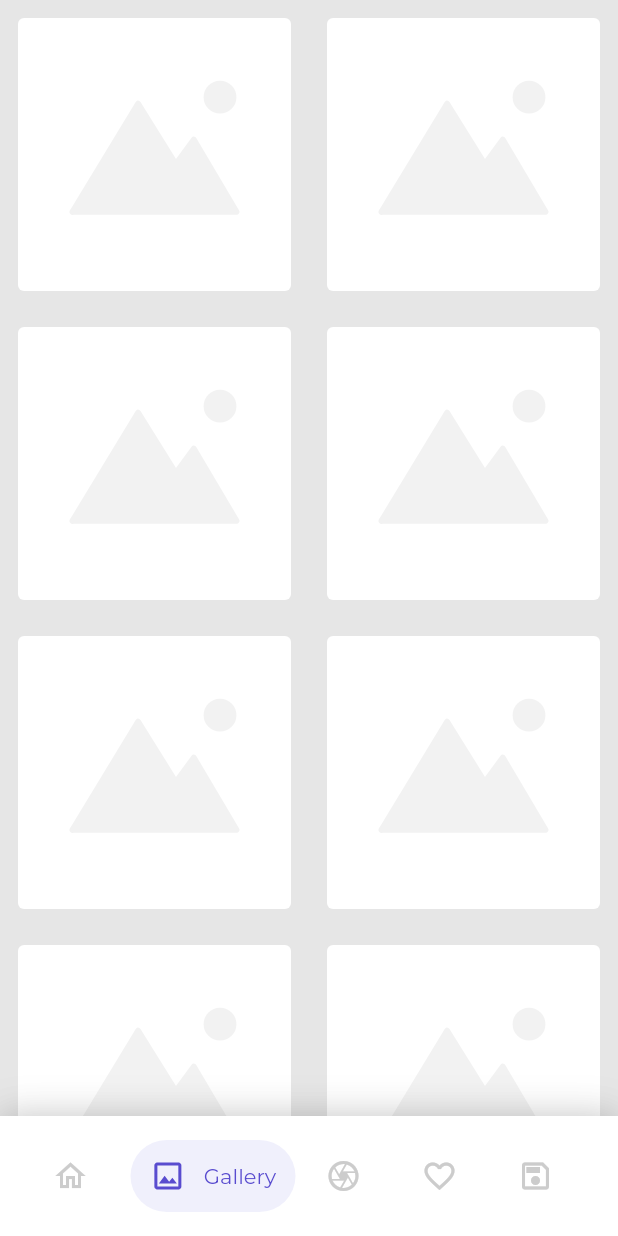
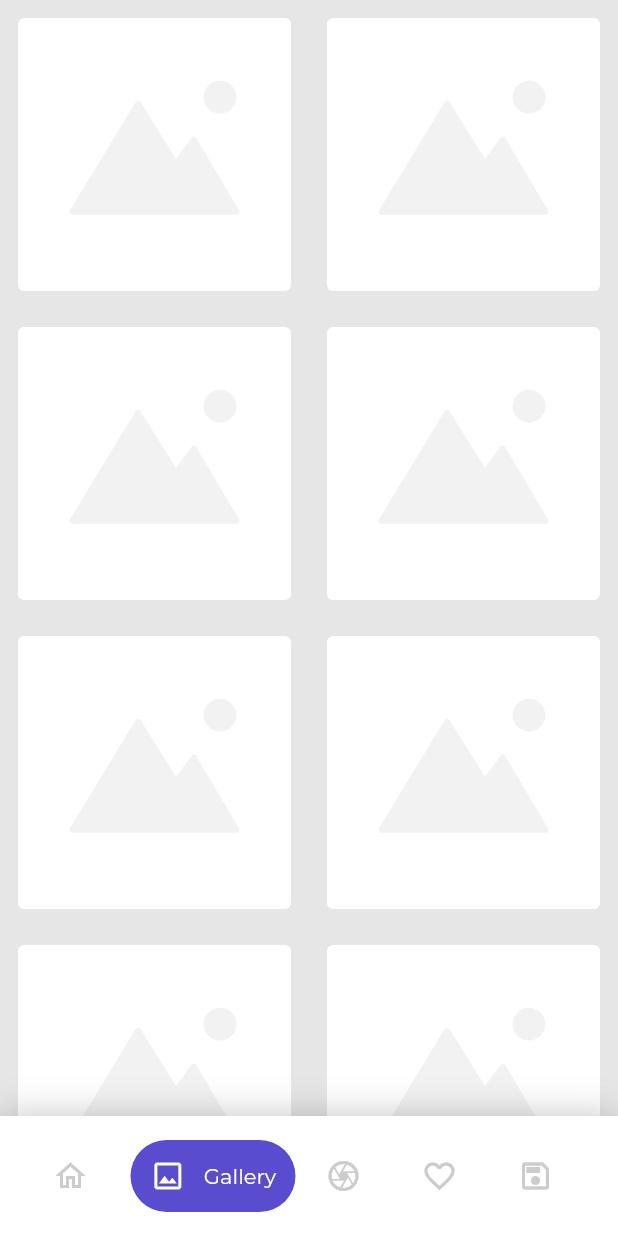
Before and after one commit to gskinnerTeam/flutter_vignettes, a Flutter app: the screen it shows after launch, after a tap on "Gallery", on a phone screen of 412 x 824 dp. Run offline on Flutter 3.47's test engine with Material 2 defaults, Android fonts, the phone set to English and light mode, and no system bars; our stand-ins replace flare_flutter, outline_material_icons; project files that could hold a hidden picture were left out.

Commit message:
bubble_tab: made buttons more vibrant

```diff
--- a/vignettes/bubble_tab_bar/lib/demo.dart
+++ b/vignettes/bubble_tab_bar/lib/demo.dart
@@ -25,11 +25,11 @@ class _BubbleTabBarDemoState extends State<BubbleTabBarDemo> {
   void initState() {
     //Declare some buttons for our tab bar
     _navBarItems = [
-      NavBarItemData("Home", OMIcons.home, 110, Color(0xff01b87d), Color(0xffebf8f3)),
-      NavBarItemData("Gallery", OMIcons.image, 110, Color(0xff594ccf), Color(0xfff0f0fc)),
-      NavBarItemData("Camera", OMIcons.camera, 115, Color(0xff09a8d9), Color(0xffe7f6fb)),
-      NavBarItemData("Likes", OMIcons.favoriteBorder, 100, Color(0xffcf4c7a), Color(0xfffaf0f3)),
-      NavBarItemData("Saved", OMIcons.save, 105, Color(0xfff2873f), Color(0xfffbe9d6)),
+      NavBarItemData("Home", OMIcons.home, 110, Color(0xff01b87d)),
+      NavBarItemData("Gallery", OMIcons.image, 110, Color(0xff594ccf)),
+      NavBarItemData("Camera", OMIcons.camera, 115, Color(0xff09a8d9)),
+      NavBarItemData("Likes", OMIcons.favoriteBorder, 100, Color(0xffcf4c7a)),
+      NavBarItemData("Saved", OMIcons.save, 105, Color(0xfff2873f)),
     ];
 
     //Create the views which will be mapped to the indices for our nav btns
@@ -45,7 +45,7 @@ class _BubbleTabBarDemoState extends State<BubbleTabBarDemo> {
 
   @override
   Widget build(BuildContext context) {
-    var accentColor = _navBarItems[_selectedNavIndex].iconColor;
+    var accentColor = _navBarItems[_selectedNavIndex].selectedColor;
 
     //Create custom navBar, pass in a list of buttons, and listen for tap event
     var navBar = NavBar(
--- a/vignettes/bubble_tab_bar/lib/navbar.dart
+++ b/vignettes/bubble_tab_bar/lib/navbar.dart
@@ -52,9 +52,8 @@ class NavBar extends StatelessWidget {
 class NavBarItemData {
   final String title;
   final IconData icon;
-  final Color bgColor;
-  final Color iconColor;
+  final Color selectedColor;
   final double width;
 
-  NavBarItemData(this.title, this.icon, this.width, this.iconColor, this.bgColor);
+  NavBarItemData(this.title, this.icon, this.width, this.selectedColor);
 }
--- a/vignettes/bubble_tab_bar/lib/navbar_button.dart
+++ b/vignettes/bubble_tab_bar/lib/navbar_button.dart
@@ -55,7 +55,7 @@ class _NavbarButtonState extends State<NavbarButton> with SingleTickerProviderSt
           child: Icon(
             widget.data.icon,
             size: 24,
-            color: widget.isSelected ? widget.data.iconColor : Color(0xffcccccc),
+            color: widget.isSelected ? Colors.white : Color(0xffcccccc),
           ),
         ),
         //Add some hz spacing
@@ -63,7 +63,7 @@ class _NavbarButtonState extends State<NavbarButton> with SingleTickerProviderSt
         //Label
         Text(
           widget.data.title,
-          style: TextStyle(color: widget.data.iconColor, fontFamily: "Montserrat", package: App.pkg),
+          style: TextStyle(color: Colors.white, fontFamily: "Montserrat", package: App.pkg),
         ),
       ],
     );
@@ -84,7 +84,7 @@ class _NavbarButtonState extends State<NavbarButton> with SingleTickerProviderSt
           duration: Duration(milliseconds: (700 / _animScale).round()),
           //Use BoxDecoration top create a rounded container
           decoration: BoxDecoration(
-            color: widget.isSelected ? widget.data.bgColor : Colors.white,
+            color: widget.isSelected ? widget.data.selectedColor : Colors.white,
             borderRadius: BorderRadius.all(Radius.circular(widget.isSelected ? 24 : 6)),
           ),
           //Wrap the row in a ClippedView to suppress any overflow errors if we momentarily exceed the screen size
```
